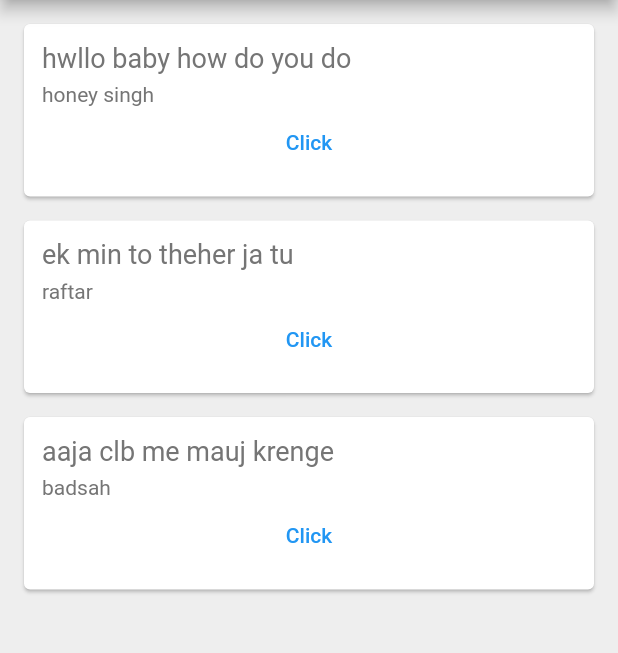
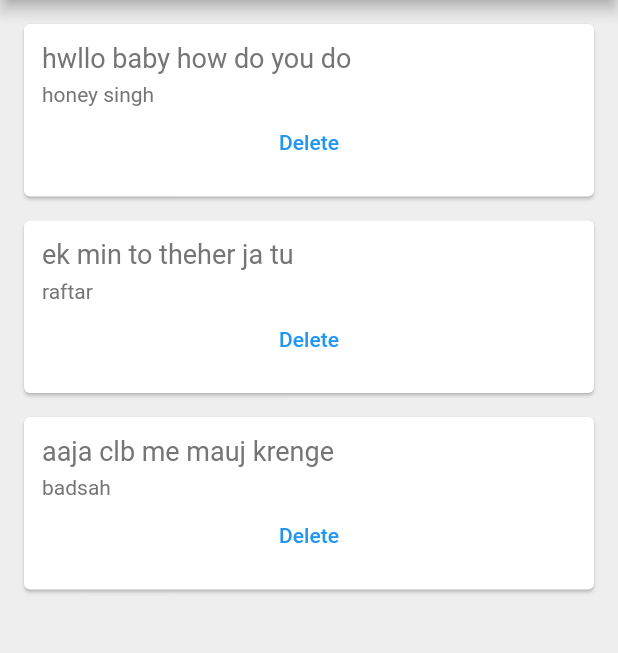
Before and after one commit to iampratapbabu/quotesapp, a Flutter app: the screen it shows after launch, on a phone screen of 412 x 824 dp, the part 84-737 px from its top. Run offline on Flutter 3.47's test engine with Material 2 defaults, Android fonts, the phone set to English and light mode, and no system bars.

Commit message:
refactored and added delete functionality

```diff
--- a/lib/main.dart
+++ b/lib/main.dart
@@ -1,5 +1,6 @@
 import 'package:flutter/material.dart';
 import 'quotes.dart';
+import 'quote_card.dart';
 
 void main() {
   runApp(MaterialApp(home: QuoteList()));
@@ -18,39 +19,7 @@ class _QuoteListState extends State<QuoteList> {
     Quote(text: "aaja clb me mauj krenge", author: "badsah")
   ];
 
-  Widget quoteTemplate(quote) {
-    return Card(
-      margin: EdgeInsets.fromLTRB(16.0, 16.0, 16.0, 0),
-      child: Padding(
-        padding: const EdgeInsets.all(12.0),
-        child: Column(
-          crossAxisAlignment: CrossAxisAlignment.stretch,
-          children: [
-            Text(
-              quote.text,
-              style: TextStyle(
-                fontSize: 18.0,
-                color: Colors.grey[600],
-              ),
-            ),
-            SizedBox(height: 6.0),
-            Text(
-              quote.author,
-              style: TextStyle(
-                fontSize: 14.0,
-                color: Colors.grey[600],
-              ),
-            ),
-            TextButton(onPressed: myFun, child: Text("Click"))
-          ],
-        ),
-      ),
-    );
-  }
 
-  myFun() {
-    print("hello from the function");
-  }
 
   @override
   Widget build(BuildContext context) {
@@ -62,7 +31,13 @@ class _QuoteListState extends State<QuoteList> {
           backgroundColor: Colors.redAccent,
         ),
         body: Column(
-          children: quotes.map((quote) => quoteTemplate(quote)).toList(),
+          children: quotes.map((quote) => QuoteCard(quote:quote,
+          delete:(){
+            setState(() {
+              quotes.remove(quote);
+            });
+          }
+          )).toList(),
         ));
   }
 }
--- /dev/null
+++ b/lib/quote_card.dart
@@ -0,0 +1,45 @@
+import 'package:flutter/material.dart';
+import 'quotes.dart';
+
+class QuoteCard extends StatelessWidget{
+
+  final Quote quote;
+  final VoidCallback delete;
+
+  QuoteCard({required this.quote,required this.delete});
+
+  @override
+  Widget build(BuildContext context){
+    return Card(
+      margin: EdgeInsets.fromLTRB(16.0, 16.0, 16.0, 0),
+      child: Padding(
+        padding: const EdgeInsets.all(12.0),
+        child: Column(
+          crossAxisAlignment: CrossAxisAlignment.stretch,
+          children: [
+            Text(
+              quote.text,
+              style: TextStyle(
+                fontSize: 18.0,
+                color: Colors.grey[600],
+              ),
+            ),
+            SizedBox(height: 6.0),
+            Text(
+              quote.author,
+              style: TextStyle(
+                fontSize: 14.0,
+                color: Colors.grey[600],
+              ),
+            ),
+            TextButton(onPressed: delete, child: Text("Delete"))
+          ],
+        ),
+      ),
+    );
+  }
+}
+
+myFun() {
+  print("hello from the function");
+}
```
